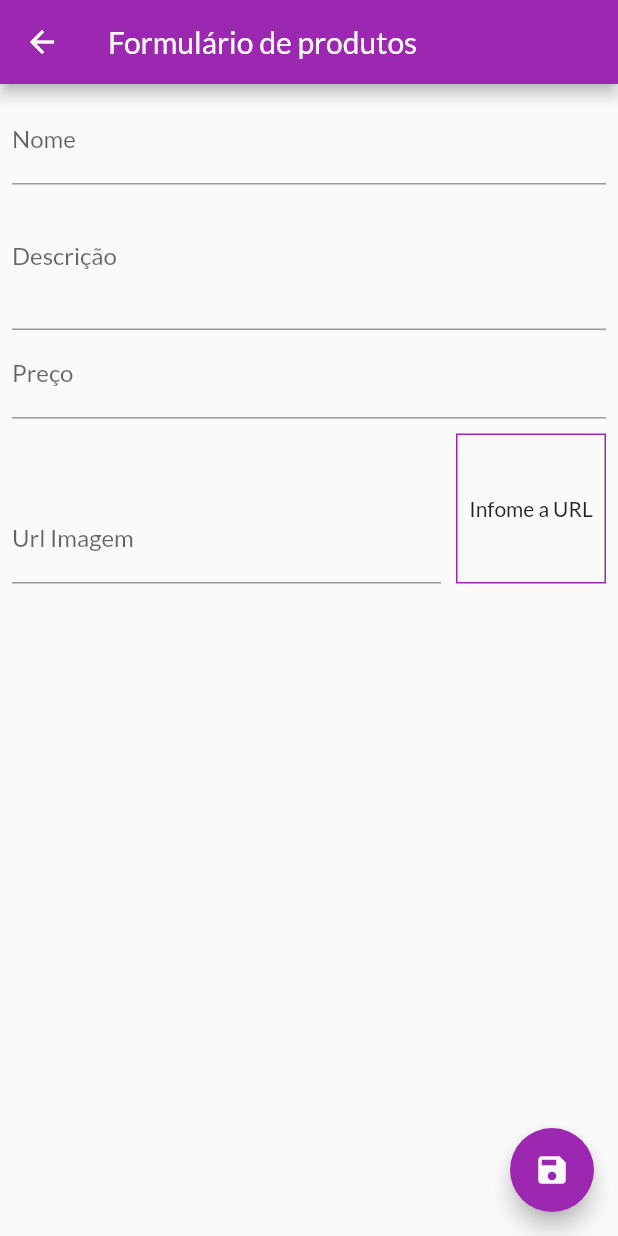
After one commit to marcosmhs/flutter_exemplo_uso_crud, a Flutter app: the ProductFormScreen screen opened by its route, on a phone screen of 412 x 824 dp. The commit adds this screen. Run offline on Flutter 3.47's test engine with Material 2 defaults, Android fonts, the phone set to English and light mode, and no system bars; network calls fail.

Commit message:
Crud Completed

```diff
--- a/lib/app_routes.dart
+++ b/lib/app_routes.dart
@@ -3,4 +3,6 @@ class AppRoutes {
   static const productDetail = '/product-route-detail';
   static const cart = '/cart';
   static const orders = '/orders';
+  static const products = '/products';
+  static const productForm = '/product-form';
 }
--- a/lib/components/app_drawer.dart
+++ b/lib/components/app_drawer.dart
@@ -26,6 +26,12 @@ class AppDrawer extends StatelessWidget {
             title: const Text('Pedidos'),
             onTap: () => Navigator.of(context).pushReplacementNamed(AppRoutes.orders),
           ),
+          const Divider(),
+          ListTile(
+            leading: const Icon(Icons.mode_edit),
+            title: const Text('Gerenciar Produtos'),
+            onTap: () => Navigator.of(context).pushReplacementNamed(AppRoutes.products),
+          ),
         ],
       ),
     );
--- /dev/null
+++ b/lib/components/util/snackbar_message.dart
@@ -0,0 +1,26 @@
+import 'package:flutter/material.dart';
+
+class SnackBarMessage {
+  final String messageText;
+  final IconData iconImage;
+
+  SnackBarMessage({
+    required BuildContext context,
+    required this.messageText,
+    required this.iconImage,
+  }) {
+    ScaffoldMessenger.of(context).showSnackBar(
+      SnackBar(
+        content: Row(
+          children: [
+            Icon(iconImage, color: Colors.white),
+            const SizedBox(width: 5),
+            Text(messageText),
+          ],
+        ),
+        duration: const Duration(seconds: 3),
+        backgroundColor: Theme.of(context).colorScheme.primary,
+      ),
+    );
+  }
+}
--- a/lib/models/product.dart
+++ b/lib/models/product.dart
@@ -1,7 +1,18 @@
+import 'dart:math';
+
 import 'package:flutter/material.dart';
 
+enum ProductEnum {
+  id,
+  name,
+  description,
+  price,
+  urlImage,
+  isFavorite,
+}
+
 class Product with ChangeNotifier {
-  final String id;
+  late String id;
   final String name;
   final String description;
   final double price;
@@ -15,7 +26,15 @@ class Product with ChangeNotifier {
     required this.price,
     required this.urlImage,
     this.isFavorite = false,
-  });
+  }) {
+    if (id.isEmpty) {
+      id = Product.productNewId;
+    }
+  }
+
+  static String get productNewId {
+    return 'pd${Random().nextDouble().toString()}';
+  }
 
   void toggleFavorite() {
     isFavorite = !isFavorite;
--- /dev/null
+++ b/lib/screens/product_form_screen.dart
@@ -0,0 +1,216 @@
+import 'package:flutter/material.dart';
+import 'package:provider/provider.dart';
+import 'package:shop_gerenciamento_estado/components/util/snackbar_message.dart';
+import 'package:shop_gerenciamento_estado/models/product.dart';
+import 'package:shop_gerenciamento_estado/models/product_list.dart';
+
+class ProductFormScreen extends StatefulWidget {
+  const ProductFormScreen({Key? key}) : super(key: key);
+
+  @override
+  State<ProductFormScreen> createState() => _ProductFormScreenState();
+}
+
+class _ProductFormScreenState extends State<ProductFormScreen> {
+  // utilizado para o controle de foco
+  final _descriptionFocus = FocusNode();
+  final _priceFocus = FocusNode();
+  final _imageUrlFocus = FocusNode();
+  final imageUrlController = TextEditingController();
+
+  // formKey irá ajudar a controlar o estado do form
+  final _formKey = GlobalKey<FormState>();
+  final _formData = <String, Object>{};
+
+  @override
+  void initState() {
+    super.initState();
+    _imageUrlFocus.addListener(updateUrlImage);
+  }
+
+  @override
+  void didChangeDependencies() {
+    super.didChangeDependencies();
+    if (_formData.isEmpty) {
+      final arguments = ModalRoute.of(context)?.settings.arguments;
+
+      if (arguments != null) {
+        Product product = arguments as Product;
+
+        _formData["id"] = product.id;
+        _formData["name"] = product.name;
+        _formData["description"] = product.description;
+        _formData["price"] = product.price;
+        _formData["urlImage"] = product.urlImage;
+
+        // força a execução do controller e preenchimento da imagem
+        imageUrlController.text = product.urlImage;
+      }
+    }
+  }
+
+  // libera recursos da tela quando ela é fechada
+  @override
+  void dispose() {
+    super.dispose();
+    _priceFocus.dispose();
+    _descriptionFocus.dispose();
+    _imageUrlFocus.removeListener(updateUrlImage);
+    _imageUrlFocus.dispose();
+  }
+
+  void updateUrlImage() {
+    setState(() {});
+  }
+
+  dynamic _validator({required ProductEnum field, required String? value}) {
+    // ao retornar null campo foi validado com sucesso
+    // se retornar alguma mensagem essa mensagem será considerada um erro
+    if (field == ProductEnum.name) {
+      if ((value ?? '').trim().isEmpty) {
+        return 'Informe o nome do produto';
+      } else if ((value ?? '').trim().length < 3) {
+        return 'Nome deve ter mais de 3 caracteres';
+      }
+      return null;
+    } else if (field == ProductEnum.description) {
+      if ((value ?? '').trim().isEmpty) {
+        return 'Informe a descrição do produto';
+      } else if ((value ?? '').trim().length < 3) {
+        return 'A descrição deve ter mais de 3 caracteres';
+      }
+      return null;
+    } else if (field == ProductEnum.price) {
+      if ((value ?? '').trim().isEmpty || double.tryParse(value ?? '0') == 0) {
+        return 'Informe o valor do produto';
+      }
+      return null;
+    } else if (field == ProductEnum.urlImage) {
+      if ((value ?? '').trim().isEmpty) {
+        return 'Informe a URL do produto';
+      } else if (!(Uri.tryParse(value!)?.hasAbsolutePath ?? false)) {
+        return 'A URL é inválida';
+      }
+      return null;
+    }
+  }
+
+  void _submitForm() {
+    final isValid = _formKey.currentState?.validate() ?? false;
+    final String msg;
+    bool sucess = false;
+
+    if (!isValid) {
+      msg = 'Erros foram encontrados';
+    } else {
+      _formKey.currentState?.save();
+      // listen deve ser false pois ele está fora do método build.
+      Provider.of<ProductList>(context, listen: false).saveProduct(data: _formData);
+      // vamos tirar agora a tela de produto da pilha, para que ele retorne para a tela de lista
+      Navigator.of(context).pop();
+      msg = '${_formData['name']} salvo com sucesso';
+      sucess = true;
+    }
+
+    SnackBarMessage(
+      context: context,
+      iconImage: sucess ? Icons.info : Icons.error,
+      messageText: msg,
+    );
+  }
+
+  @override
+  Widget build(BuildContext context) {
+    return Scaffold(
+      appBar: AppBar(title: const Text('Formulário de produtos')),
+      body: Padding(
+        padding: const EdgeInsets.all(8.0),
+        child: Form(
+          key: _formKey,
+          child: ListView(
+            children: [
+              TextFormField(
+                // valor inicial do campo, só será prenchido quando for edição.
+                // método didChangeDependencies é executado no carregamento da tela.
+                initialValue: _formData['name']?.toString(),
+                decoration: const InputDecoration(labelText: 'Nome'),
+                textInputAction: TextInputAction.next,
+                // informa qual focusNode deve ser ativado
+                onFieldSubmitted: (_) => FocusScope.of(context).requestFocus(_descriptionFocus),
+                // indica que _formData['name'] deve receber name ou '' se for nulo
+                onSaved: (name) => _formData['name'] = name ?? '',
+                validator: (value) => _validator(field: ProductEnum.name, value: value),
+              ),
+              TextFormField(
+                initialValue: _formData['description']?.toString(),
+                decoration: const InputDecoration(labelText: 'Descrição'),
+                keyboardType: TextInputType.multiline,
+                // informa quantidade de linhas que serão liberadas para digitação
+                maxLines: 3,
+                // indica qual o focusNode do componente
+                focusNode: _descriptionFocus,
+                // informa qual focusNode deve ser ativado
+                onFieldSubmitted: (_) => FocusScope.of(context).requestFocus(_priceFocus),
+                onSaved: (value) => _formData['description'] = value ?? '',
+                validator: (value) => _validator(field: ProductEnum.description, value: value),
+              ),
+              TextFormField(
+                initialValue: _formData['price']?.toString(),
+                decoration: const InputDecoration(labelText: 'Preço'),
+                textInputAction: TextInputAction.next,
+                keyboardType: const TextInputType.numberWithOptions(decimal: true),
+                // indica qual o focusNode do componente
+                focusNode: _priceFocus,
+                // informa qual focusNode deve ser ativado
+                onFieldSubmitted: (_) => FocusScope.of(context).requestFocus(_imageUrlFocus),
+                onSaved: (value) => _formData['price'] = double.parse(value ?? '0'),
+                validator: (value) => _validator(field: ProductEnum.price, value: value),
+              ),
+              Row(
+                crossAxisAlignment: CrossAxisAlignment.end,
+                children: [
+                  Expanded(
+                    child: TextFormField(
+                      //initialValue: _formData['urlImage']?.toString(),
+                      decoration: const InputDecoration(labelText: 'Url Imagem'),
+                      textInputAction: TextInputAction.done,
+                      keyboardType: TextInputType.url,
+                      // indica qual o focusNode do componente
+                      focusNode: _imageUrlFocus,
+                      controller: imageUrlController,
+                      onSaved: (value) => _formData['urlImage'] = value ?? '',
+                      onFieldSubmitted: (_) => _submitForm(),
+                      validator: (value) => _validator(field: ProductEnum.urlImage, value: value),
+                    ),
+                  ),
+                  Container(
+                    width: 100,
+                    height: 100,
+                    margin: const EdgeInsets.only(top: 10, left: 10),
+                    decoration: BoxDecoration(
+                        border: Border.all(
+                      color: Colors.purple,
+                      width: 1,
+                    )),
+                    alignment: Alignment.center,
+                    child: imageUrlController.text.isEmpty
+                        ? const Text("Infome a URL")
+                        : FittedBox(
+                            fit: BoxFit.cover,
+                            child: Image.network(imageUrlController.text),
+                          ),
+                  ),
+                ],
+              )
+            ],
+          ),
+        ),
+      ),
+      floatingActionButton: FloatingActionButton(
+        backgroundColor: Theme.of(context).colorScheme.primary,
+        onPressed: () => _submitForm(),
+        child: const Icon(Icons.save),
+      ),
+    );
+  }
+}
```
Also changed, not shown: lib/components/product_item.dart (added, +67 -0 lines), lib/components/util/custom_dialog.dart (added, +67 -0 lines), lib/main.dart (+5 -3 lines), lib/models/product_list.dart (+40 -22 lines), lib/screens/products_screen.dart (added, +34 -0 lines).
